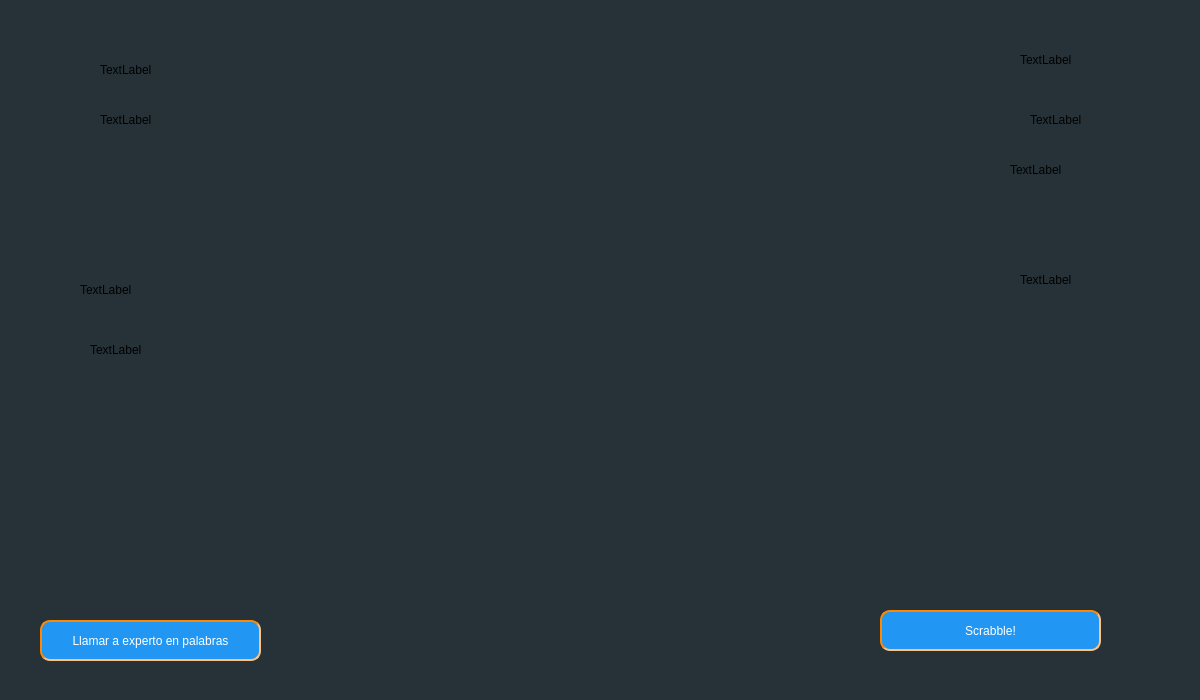
Before: the Qt Designer form ScrabbleClient/mainwindow.ui in CE2103-Algorithms-Data-Structures-2/Scrabble-client, drawn with Qt 5.
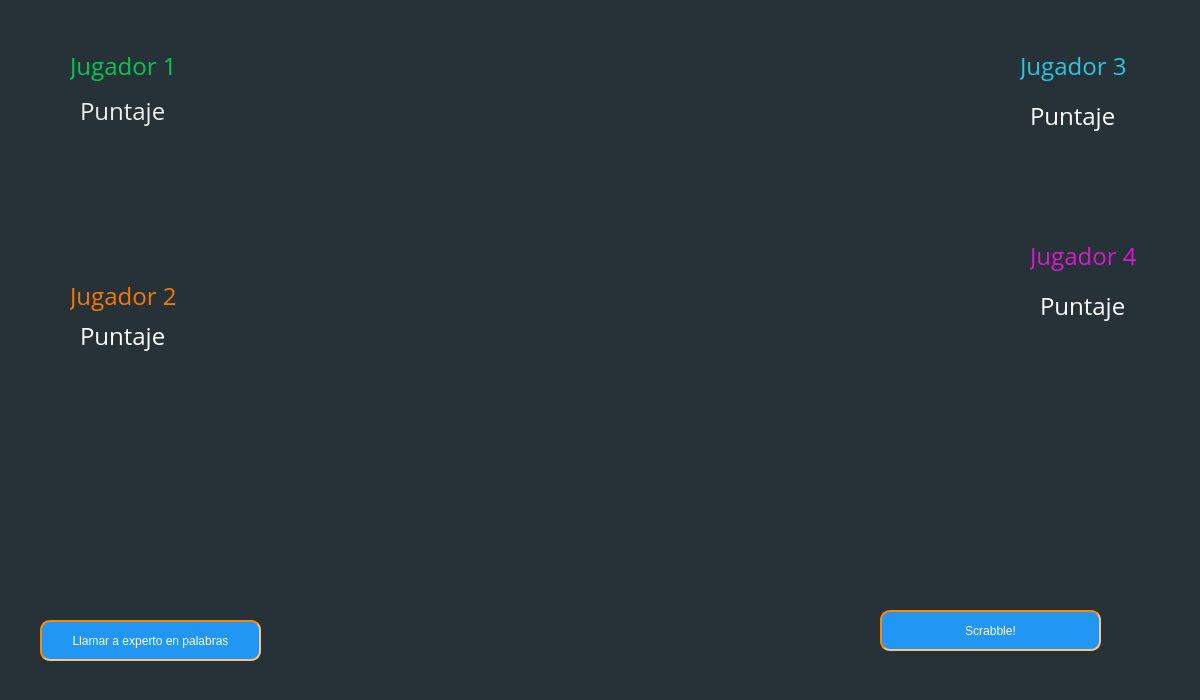
After: the same form once the commit is applied. The open tabs and pages were chosen to show the change.

Patch:
```diff
--- a/ScrabbleClient/mainwindow.ui
+++ b/ScrabbleClient/mainwindow.ui
@@ -43,8 +43,8 @@
      <rect>
       <x>0</x>
       <y>0</y>
-      <width>1201</width>
-      <height>701</height>
+      <width>1200</width>
+      <height>700</height>
      </rect>
     </property>
     <property name="styleSheet">
@@ -1420,53 +1420,89 @@
      <widget class="QLabel" name="label_17">
       <property name="geometry">
        <rect>
-        <x>100</x>
-        <y>60</y>
-        <width>66</width>
-        <height>20</height>
+        <x>70</x>
+        <y>50</y>
+        <width>111</width>
+        <height>31</height>
        </rect>
       </property>
+      <property name="font">
+       <font>
+        <family>Open Sans</family>
+        <pointsize>18</pointsize>
+       </font>
+      </property>
+      <property name="styleSheet">
+       <string notr="true">color: rgb(0, 200, 81);</string>
+      </property>
       <property name="text">
-       <string>TextLabel</string>
+       <string>Jugador 1</string>
       </property>
      </widget>
      <widget class="QLabel" name="label_18">
       <property name="geometry">
        <rect>
-        <x>100</x>
-        <y>110</y>
-        <width>66</width>
-        <height>20</height>
+        <x>80</x>
+        <y>90</y>
+        <width>91</width>
+        <height>41</height>
        </rect>
       </property>
+      <property name="font">
+       <font>
+        <family>Open Sans</family>
+        <pointsize>18</pointsize>
+       </font>
+      </property>
+      <property name="styleSheet">
+       <string notr="true">color: rgb(238, 238, 236);</string>
+      </property>
       <property name="text">
-       <string>TextLabel</string>
+       <string>Puntaje</string>
       </property>
      </widget>
      <widget class="QLabel" name="label_19">
       <property name="geometry">
        <rect>
-        <x>80</x>
+        <x>70</x>
         <y>280</y>
-        <width>66</width>
-        <height>20</height>
+        <width>111</width>
+        <height>31</height>
        </rect>
       </property>
+      <property name="font">
+       <font>
+        <family>Open Sans</family>
+        <pointsize>18</pointsize>
+       </font>
+      </property>
+      <property name="styleSheet">
+       <string notr="true">color: rgb(245, 121, 0);</string>
+      </property>
       <property name="text">
-       <string>TextLabel</string>
+       <string>Jugador 2</string>
       </property>
      </widget>
      <widget class="QLabel" name="label_20">
       <property name="geometry">
        <rect>
-        <x>90</x>
-        <y>340</y>
-        <width>66</width>
-        <height>20</height>
+        <x>80</x>
+        <y>320</y>
+        <width>101</width>
+        <height>31</height>
        </rect>
       </property>
+      <property name="font">
+       <font>
+        <family>Open Sans</family>
+        <pointsize>18</pointsize>
+       </font>
+      </property>
+      <property name="styleSheet">
+       <string notr="true">color: rgb(255, 255, 255);</string>
+      </property>
       <property name="text">
-       <string>TextLabel</string>
+       <string>Puntaje</string>
       </property>
      </widget>
      <widget class="QLabel" name="label_21">
@@ -1474,51 +1510,87 @@
        <rect>
         <x>1020</x>
         <y>50</y>
-        <width>66</width>
-        <height>20</height>
+        <width>111</width>
+        <height>31</height>
        </rect>
       </property>
+      <property name="font">
+       <font>
+        <family>Open Sans</family>
+        <pointsize>18</pointsize>
+       </font>
+      </property>
+      <property name="styleSheet">
+       <string notr="true">color: rgb(41, 198, 224);</string>
+      </property>
       <property name="text">
-       <string>TextLabel</string>
+       <string>Jugador 3</string>
       </property>
      </widget>
      <widget class="QLabel" name="label_37">
       <property name="geometry">
        <rect>
+        <x>1040</x>
+        <y>290</y>
+        <width>101</width>
+        <height>31</height>
+       </rect>
+      </property>
+      <property name="font">
+       <font>
+        <family>Open Sans</family>
+        <pointsize>18</pointsize>
+       </font>
+      </property>
+      <property name="styleSheet">
+       <string notr="true">color: rgb(255, 255, 255);</string>
+      </property>
+      <property name="text">
+       <string>Puntaje</string>
+      </property>
+     </widget>
+     <widget class="QLabel" name="label_40">
+      <property name="geometry">
+       <rect>
         <x>1030</x>
-        <y>110</y>
-        <width>66</width>
-        <height>20</height>
+        <y>100</y>
+        <width>101</width>
+        <height>31</height>
        </rect>
       </property>
+      <property name="font">
+       <font>
+        <family>Open Sans</family>
+        <pointsize>18</pointsize>
+       </font>
+      </property>
+      <property name="styleSheet">
+       <string notr="true">color: rgb(255, 255, 255);</string>
+      </property>
       <property name="text">
-       <string>TextLabel</string>
+       <string>Puntaje</string>
       </property>
      </widget>
      <widget class="QLabel" name="label_38">
       <property name="geometry">
        <rect>
-        <x>1010</x>
-        <y>160</y>
-        <width>66</width>
-        <height>20</height>
+        <x>1030</x>
+        <y>240</y>
+        <width>111</width>
+        <height>31</height>
        </rect>
       </property>
-      <property name="text">
-       <string>TextLabel</string>
+      <property name="font">
+       <font>
+        <family>Open Sans</family>
+        <pointsize>18</pointsize>
+       </font>
       </property>
-     </widget>
-     <widget class="QLabel" name="label_39">
-      <property name="geometry">
-       <rect>
-        <x>1020</x>
-        <y>270</y>
-        <width>66</width>
-        <height>20</height>
-       </rect>
+      <property name="styleSheet">
+       <string notr="true">color: rgb(215, 25, 207);</string>
       </property>
       <property name="text">
-       <string>TextLabel</string>
+       <string>Jugador 4</string>
       </property>
      </widget>
     </widget>
```
Left out of the diff: 92 changed lines with no effect on the pictures.
